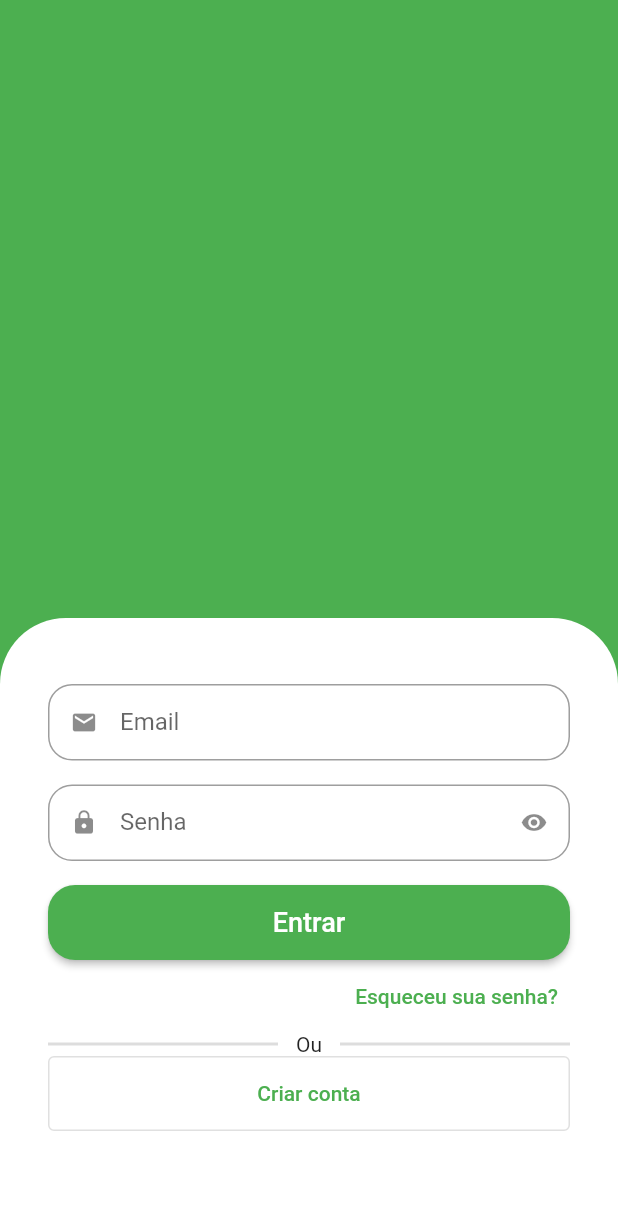
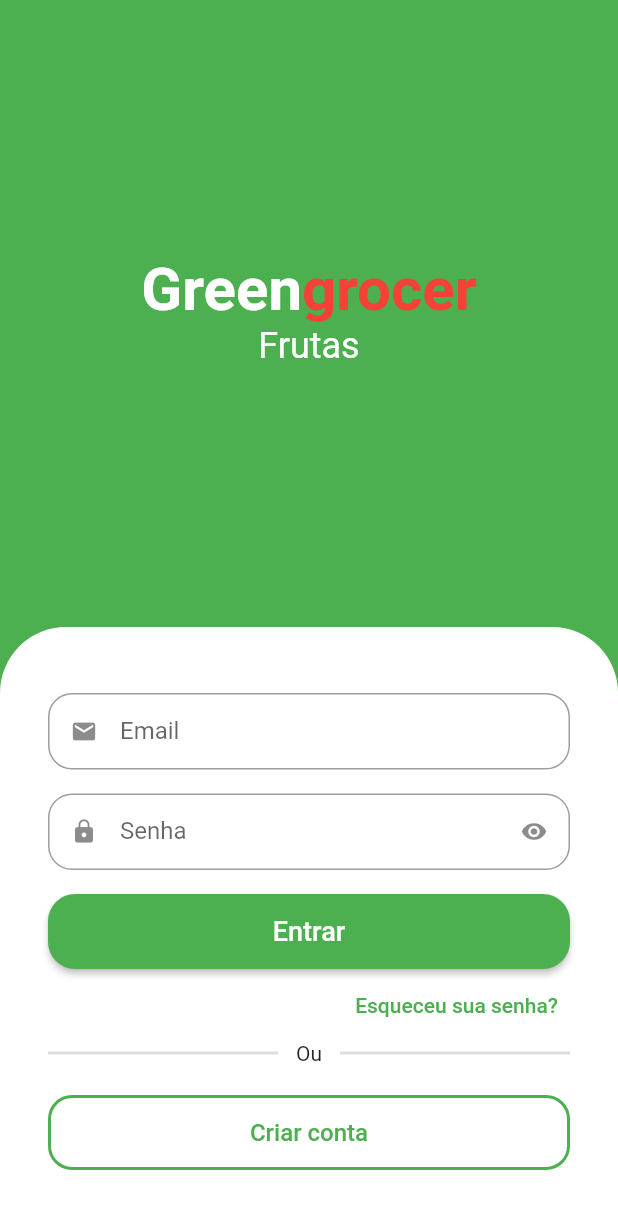
Before and after one commit to linnickgrisoste/greengrocer, a Flutter app: the screen it shows after launch, on a phone screen of 412 x 824 dp. Shown: the top 1209 px of the screen. Run offline on Flutter 3.47's test engine with Material 2 defaults, Android fonts, the phone set to English and light mode, and no system bars; drawn by our look-alikes of animated_text_kit; generated files the repository leaves out were written again.

Commit message:
[UPDATE] Added animated_text_kit in layout and finalized form buttons

```diff
--- a/lib/features/auth/sign_in_view.dart
+++ b/lib/features/auth/sign_in_view.dart
@@ -1,3 +1,4 @@
+import 'package:animated_text_kit/animated_text_kit.dart';
 import 'package:flutter/material.dart';
 
 import '../../localization/localize.dart';
@@ -15,15 +16,57 @@ class SignInView extends StatelessWidget {
       body: Column(
         children: [
           Expanded(
-            child: Container(
-              decoration: const BoxDecoration(
-                color: Colors.green,
-                borderRadius: BorderRadius.vertical(top: Radius.circular(44)),
+            child: Column(
+              mainAxisAlignment: MainAxisAlignment.center,
+              children: [
+                /// Nome do App
+                const Text.rich(
+                  TextSpan(
+                    style: TextStyle(fontSize: 40),
+                    children: [
+                      TextSpan(
+                        text: 'Green',
+                        style: TextStyle(
+                          color: Colors.white,
+                          fontWeight: FontWeight.bold,
                         ),
                       ),
+                      TextSpan(
+                        text: 'grocer',
+                        style: TextStyle(
+                          color: Colors.red,
+                          fontWeight: FontWeight.bold,
                         ),
-          Expanded(
-            child: Container(
+                      ),
+                    ],
+                  ),
+                ),
+
+                /// Animação
+                SizedBox(
+                  height: 32,
+                  child: DefaultTextStyle(
+                    style: const TextStyle(fontSize: 24),
+                    child: AnimatedTextKit(
+                      pause: Duration.zero,
+                      repeatForever: true,
+                      animatedTexts: [
+                        FadeAnimatedText('Frutas'),
+                        FadeAnimatedText('Verduras'),
+                        FadeAnimatedText('Legumes'),
+                        FadeAnimatedText('Carnes'),
+                        FadeAnimatedText('Cereais'),
+                        FadeAnimatedText('Laticínios'),
+                      ],
+                    ),
+                  ),
+                )
+              ],
+            ),
+          ),
+
+          /// Formulário
+          Container(
             padding: const EdgeInsets.symmetric(
               horizontal: 32,
               vertical: 44,
@@ -35,15 +78,20 @@ class SignInView extends StatelessWidget {
             child: Column(
               crossAxisAlignment: CrossAxisAlignment.stretch,
               children: [
+                /// Email
                 CustomTextFormField(
                   icon: Icons.email,
                   label: l10n.emailInputLabel,
                 ),
+
+                /// Senha
                 CustomTextFormField(
                   isSecret: true,
                   icon: Icons.lock,
                   label: l10n.passwordInputLabel,
                 ),
+
+                /// Botão de entrar
                 SizedBox(
                   height: 50,
                   child: ElevatedButton(
@@ -59,6 +107,8 @@ class SignInView extends StatelessWidget {
                     ),
                   ),
                 ),
+
+                /// Esqueceu sua senha
                 Align(
                   alignment: Alignment.centerRight,
                   child: TextButton(
@@ -69,7 +119,11 @@ class SignInView extends StatelessWidget {
                     ),
                   ),
                 ),
-                  Row(
+
+                /// Divisor
+                Padding(
+                  padding: const EdgeInsets.only(bottom: 12),
+                  child: Row(
                     children: [
                       Expanded(
                         child: Divider(
@@ -89,15 +143,28 @@ class SignInView extends StatelessWidget {
                       ),
                     ],
                   ),
+                ),
+
+                /// Botão de Criar conta
+                const SizedBox(height: 8),
                 SizedBox(
                   height: 50,
                   child: OutlinedButton(
+                    style: OutlinedButton.styleFrom(
+                      shape: RoundedRectangleBorder(borderRadius: BorderRadius.circular(16)),
+                      side: const BorderSide(
+                        width: 2,
+                        color: Colors.green,
+                      ),
+                    ),
                     onPressed: () {},
-                      child: const Text('Criar conta'),
+                    child: const Text(
+                      'Criar conta',
+                      style: TextStyle(fontSize: 16),
+                    ),
                   ),
                 ),
               ],
-              ),
             ),
           )
         ],
--- a/pubspec.yaml
+++ b/pubspec.yaml
@@ -17,6 +17,7 @@ dependencies:
 
 
   cupertino_icons: ^1.0.2
+  animated_text_kit: ^4.2.2
 
 dev_dependencies:
   flutter_test:
```
Also changed, not shown: pubspec.lock. Lines whose indentation alone changed are shown as unchanged.
